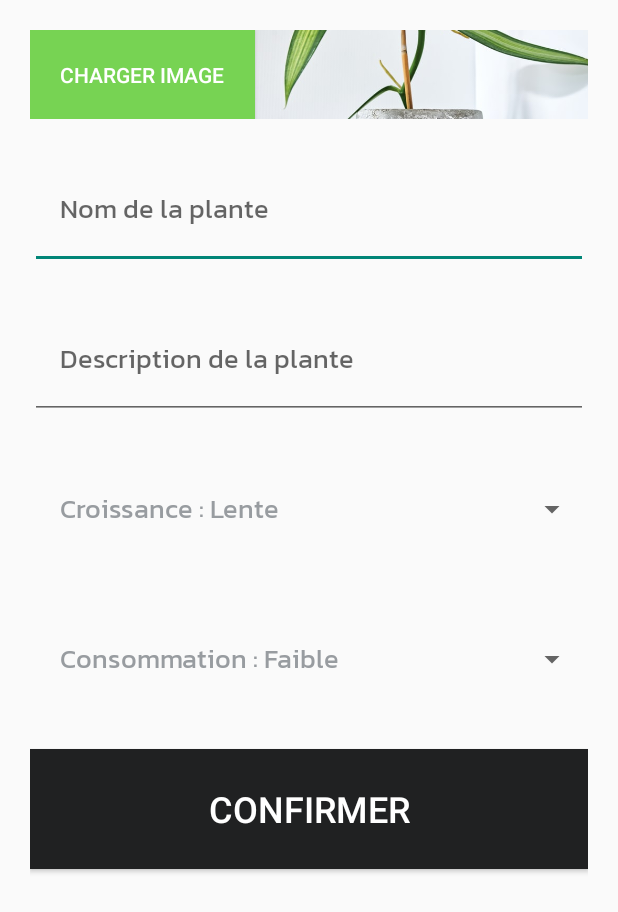
After one commit to J-Dudek/Natural-Collection, an Android app: the layout fragment_add_plant.xml on its own in the app's theme, with its tools: preview values and no code run, on a phone screen of 412 x 824 dp. The commit adds this screen. Shown: the top 912 px of the screen. Run offline under Robolectric (Android 15) with nearby library versions, the phone set to English and light mode, and no system bars.

Commit message:
✨ ajout layout ajout de plante

```diff
--- /dev/null
+++ b/app/src/main/res/layout/fragment_add_plant.xml
@@ -0,0 +1,67 @@
+<?xml version="1.0" encoding="utf-8"?>
+<LinearLayout xmlns:android="http://schemas.android.com/apk/res/android"
+    android:orientation="vertical"
+    android:layout_width="match_parent"
+    android:layout_height="match_parent"
+    android:layout_margin="@dimen/default_margin">
+
+    <LinearLayout
+        android:layout_width="match_parent"
+        android:layout_height="wrap_content">
+        <Button
+            android:id="@+id/upload_button"
+            android:layout_width="wrap_content"
+            android:layout_height="wrap_content"
+            android:text="@string/add_plant_page_upload_button"
+            android:background="@color/green"
+            android:textColor="@color/white"
+            android:padding="@dimen/default_margin"/>
+        <ImageView
+            android:id="@+id/preview_image"
+            android:layout_width="wrap_content"
+            android:layout_height="match_parent"
+            android:scaleType="centerCrop"
+            android:src="@drawable/trending2"/>
+            />
+    </LinearLayout>
+    <EditText
+        android:id="@+id/name_input"
+        android:layout_width="match_parent"
+        android:layout_height="80dp"
+        android:hint="@string/add_plant_page_name_input"
+        android:layout_marginTop="@dimen/default_margin"
+        style="@style/DefaultTextStyle"
+        android:paddingLeft="@dimen/default_margin"/>
+    <EditText
+        android:id="@+id/description_input"
+        android:layout_width="match_parent"
+        android:layout_height="80dp"
+        android:hint="@string/add_plant_page_name_description"
+        android:layout_marginTop="@dimen/default_margin"
+        style="@style/DefaultTextStyle"
+        android:paddingLeft="@dimen/default_margin"/>
+    <Spinner
+        android:id="@+id/grow_spinner"
+        android:layout_width="match_parent"
+        android:layout_height="80dp"
+        android:entries="@array/add_plant_page_grow_spinner_input"
+        android:layout_marginTop="@dimen/default_margin"
+        android:paddingLeft="@dimen/default_margin"/>
+    <Spinner
+        android:id="@+id/water_spinner"
+        android:layout_width="match_parent"
+        android:layout_height="80dp"
+        android:entries="@array/add_plant_page_water_spinner_input"
+        android:layout_marginTop="@dimen/default_margin"
+        android:paddingLeft="@dimen/default_margin"/>
+    <Button
+        android:id="@+id/confirm_button"
+        android:layout_width="match_parent"
+        android:layout_height="80dp"
+        android:background="@color/darkGray"
+        android:text="@string/add_plant_page_confirm_button"
+        android:textColor="@color/white"
+        android:textSize="24dp"
+        android:layout_marginTop="@dimen/default_margin"/>
+
+</LinearLayout>
--- a/app/src/main/res/values/themes.xml
+++ b/app/src/main/res/values/themes.xml
@@ -12,6 +12,8 @@
         <!-- Status bar color. -->
         <item name="android:statusBarColor" tools:targetApi="l">?attr/colorPrimaryVariant</item>
         <!-- Customize your theme here. -->
+        <item name="android:spinnerItemStyle">@style/DefaultTextStyle</item>
+        <item name="android:spinnerDropDownItemStyle">@style/DefaultTextStyle</item>
     </style>
     <!-- Créer composant titre par défault-->
     <style name="DefaultTextStyle">
```
